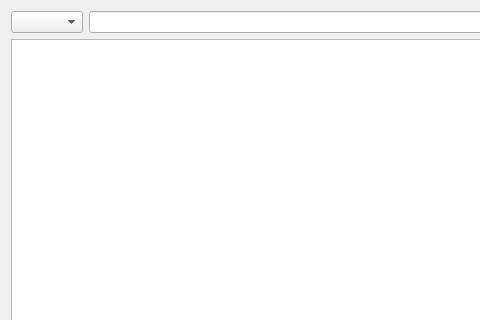
This is src/zview.ui in SergeyZaz/DSV as Qt 5 draws it before an edit; both pictures show x 0 to 480 and y 0 to 320 of the 802 by 446 pixel window. The edited form follows.
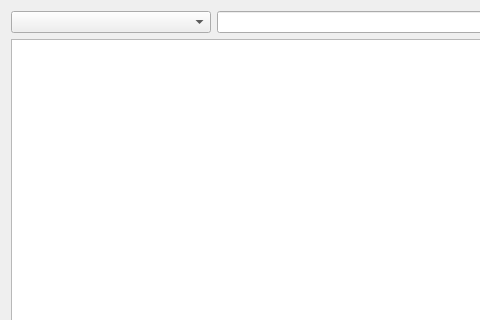
This is the edited form. Icons and pictures are not drawn.

The edit to the form file:
```diff
--- a/src/zview.ui
+++ b/src/zview.ui
@@ -100,7 +100,14 @@
     </widget>
    </item>
    <item row="0" column="0">
-    <widget class="QComboBox" name="cboFilter"/>
+    <widget class="QComboBox" name="cboFilter">
+     <property name="minimumSize">
+      <size>
+       <width>200</width>
+       <height>0</height>
+      </size>
+     </property>
+    </widget>
    </item>
    <item row="5" column="2">
     <widget class="QToolButton" name="cmdPrint">
```
